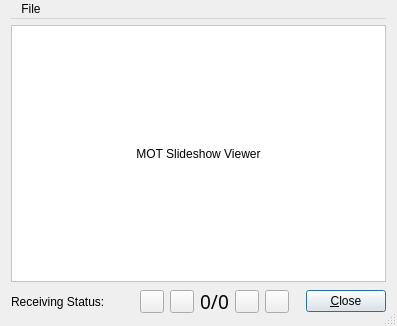
Qt form dream/src/GUI-QT/SlideShowViewer.ui (mmjee/dream-patched) before a commit.
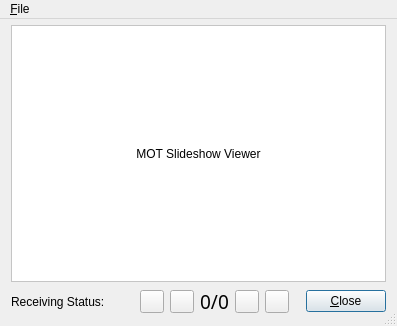
The same form after that commit. Icons and pictures are not drawn. Custom widgets are drawn as their Qt base class.

The edit to the form file:
```diff
--- a/dream/src/GUI-QT/SlideShowViewer.ui
+++ b/dream/src/GUI-QT/SlideShowViewer.ui
@@ -20,15 +20,18 @@
   <property name="sizeGripEnabled">
    <bool>true</bool>
   </property>
-  <layout class="QVBoxLayout" name="verticalLayout">
-   <property name="topMargin">
+  <layout class="QVBoxLayout" name="verticalLayout_2">
+   <property name="spacing">
+    <number>0</number>
+   </property>
+   <property name="margin">
     <number>0</number>
    </property>
    <item>
     <widget class="QMenuBar" name="menubar">
      <widget class="QMenu" name="menuFile">
       <property name="title">
-       <string>File</string>
+       <string>&amp;File</string>
       </property>
       <addaction name="actionClear_All"/>
       <addaction name="separator"/>
@@ -41,6 +44,23 @@
     </widget>
    </item>
    <item>
+    <layout class="QVBoxLayout" name="verticalLayout">
+     <property name="spacing">
+      <number>6</number>
+     </property>
+     <property name="leftMargin">
+      <number>11</number>
+     </property>
+     <property name="topMargin">
+      <number>6</number>
+     </property>
+     <property name="rightMargin">
+      <number>11</number>
+     </property>
+     <property name="bottomMargin">
+      <number>11</number>
+     </property>
+     <item>
     <widget class="QLabel" name="image">
      <property name="sizePolicy">
       <sizepolicy hsizetype="Expanding" vsizetype="Expanding">
@@ -225,6 +245,8 @@
     </layout>
    </item>
   </layout>
+   </item>
+  </layout>
   <action name="actionClear_All">
    <property name="text">
     <string>Clear All</string>
```
Left out of the diff: 8 changed lines with no effect on the pictures. Lines whose indentation alone changed are shown as unchanged.
